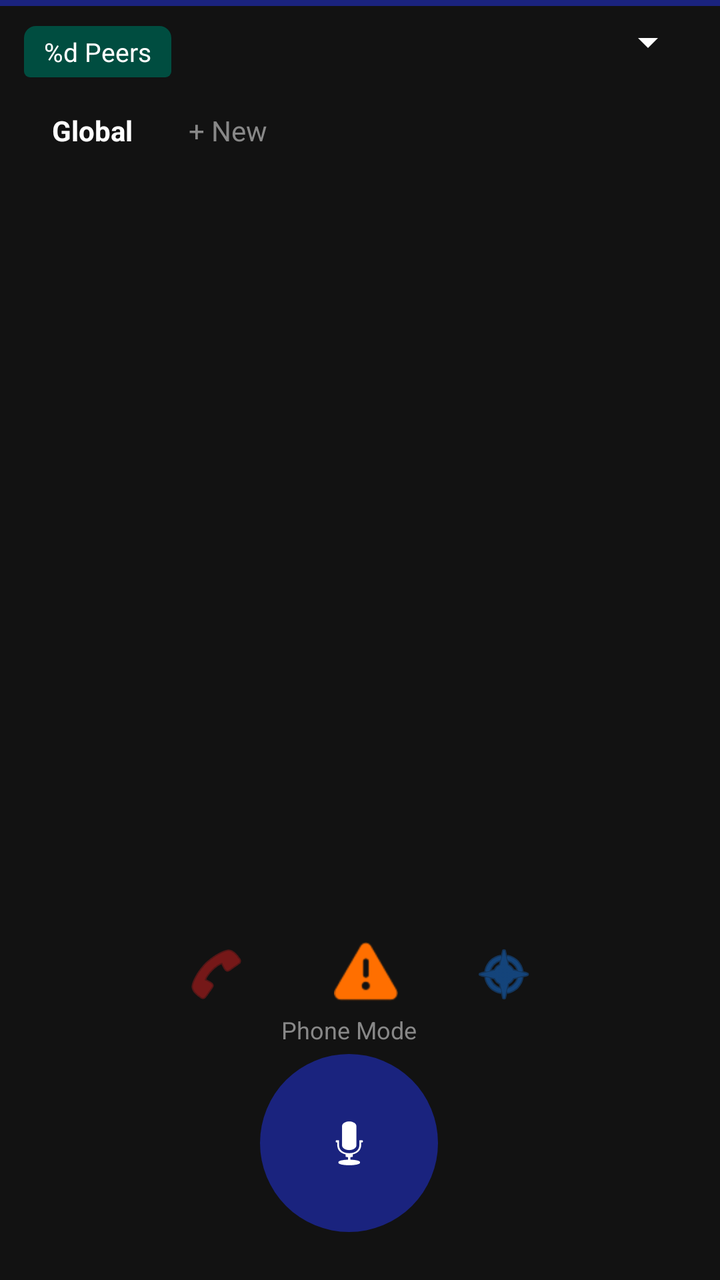
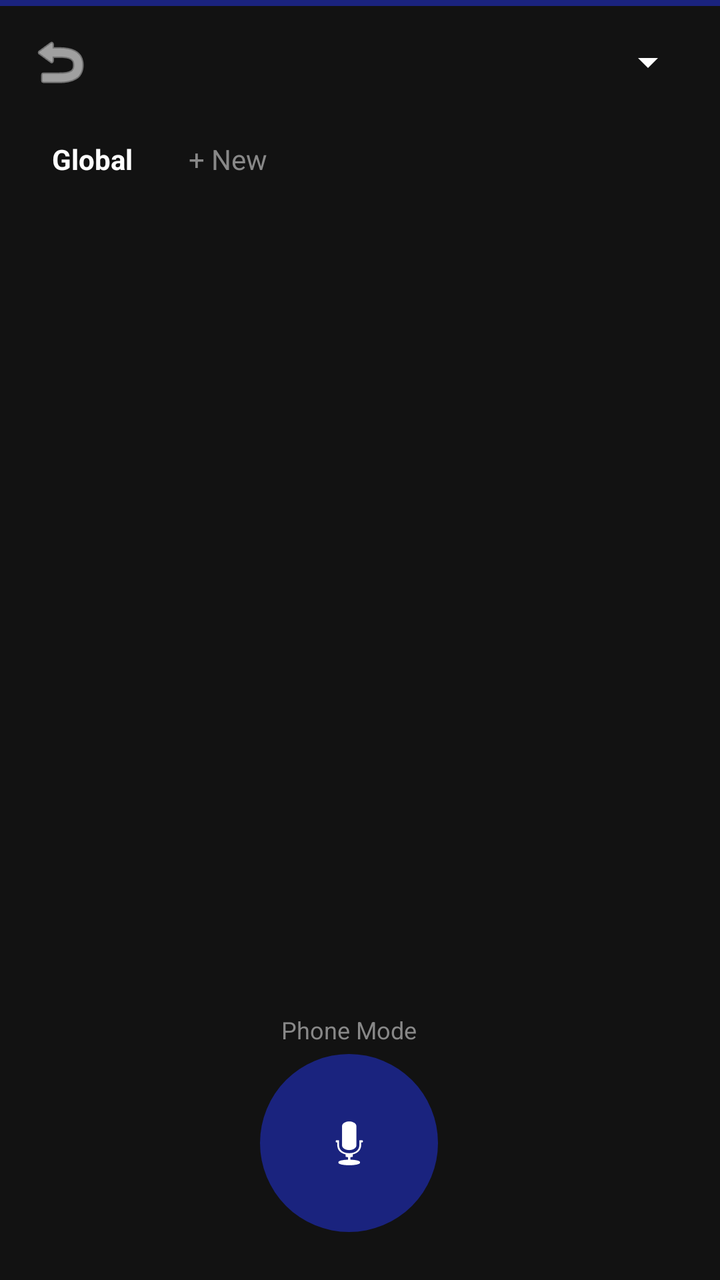

An Android layout rendered at two revisions. The XML below is the earlier revision; the diff shows what the commit changed to produce the second picture.
<!-- AndroidManifest.xml: activity theme Theme.VaaniSetu -->
<!-- res/layout/activity_main.xml -->
<?xml version="1.0" encoding="utf-8"?>
<androidx.constraintlayout.widget.ConstraintLayout
    xmlns:android="http://schemas.android.com/apk/res/android"
    xmlns:app="http://schemas.android.com/apk/res-auto"
    xmlns:tools="http://schemas.android.com/tools"
    android:id="@+id/main"
    android:layout_width="match_parent"
    android:layout_height="match_parent"
    android:background="#121212"
    tools:context=".MainActivity">

    
    <View
        android:id="@+id/modeIndicatorBar"
        android:layout_width="0dp"
        android:layout_height="3dp"
        android:background="#1A237E"
        app:layout_constraintTop_toTopOf="parent"
        app:layout_constraintStart_toStartOf="parent"
        app:layout_constraintEnd_toEndOf="parent" />

    
    <TextView
        android:id="@+id/peerCounterText"
        android:layout_width="wrap_content"
        android:layout_height="wrap_content"
        android:layout_marginStart="12dp"
        android:layout_marginTop="10dp"
        android:background="@drawable/bg_peer_counter_badge"
        android:text="@string/peer_count_format"
        android:textColor="#FFFFFF"
        android:textSize="13sp"
        app:layout_constraintStart_toStartOf="parent"
        app:layout_constraintTop_toBottomOf="@id/modeIndicatorBar" />

    
    <View
        android:id="@+id/speakingIndicator"
        android:layout_width="8dp"
        android:layout_height="8dp"
        android:layout_marginStart="8dp"
        android:background="@drawable/bg_speaking_indicator"
        android:visibility="gone"
        app:layout_constraintStart_toEndOf="@id/peerCounterText"
        app:layout_constraintTop_toTopOf="@id/peerCounterText"
        app:layout_constraintBottom_toBottomOf="@id/peerCounterText" />

    <Spinner
        android:id="@+id/languageDropdown"
        android:layout_width="wrap_content"
        android:layout_height="wrap_content"
        android:layout_marginEnd="12dp"
        android:layout_marginTop="6dp"
        android:backgroundTint="#FFFFFF"
        app:layout_constraintEnd_toEndOf="parent"
        app:layout_constraintTop_toBottomOf="@id/modeIndicatorBar" />

    
    
    <HorizontalScrollView
        android:id="@+id/channelTabsContainer"
        android:layout_width="0dp"
        android:layout_height="wrap_content"
        android:layout_marginTop="8dp"
        android:scrollbars="none"
        app:layout_constraintTop_toBottomOf="@id/peerCounterText"
        app:layout_constraintStart_toStartOf="parent"
        app:layout_constraintEnd_toEndOf="parent">

        <LinearLayout
            android:id="@+id/channelTabsLayout"
            android:layout_width="wrap_content"
            android:layout_height="wrap_content"
            android:orientation="horizontal"
            android:paddingStart="12dp"
            android:paddingEnd="12dp">

            
            <TextView
                android:id="@+id/tabGlobal"
                android:layout_width="wrap_content"
                android:layout_height="wrap_content"
                android:paddingHorizontal="14dp"
                android:paddingVertical="9dp"
                android:text="@string/channel_global"
                android:textColor="#FFFFFF"
                android:textSize="14sp"
                android:textStyle="bold"
                android:background="?attr/selectableItemBackground" />

            
            <TextView
                android:id="@+id/btnAddChannel"
                android:layout_width="wrap_content"
                android:layout_height="wrap_content"
                android:paddingHorizontal="14dp"
                android:paddingVertical="9dp"
                android:text="@string/channel_add_new"
                android:textColor="#888888"
                android:textSize="14sp"
                android:background="?attr/selectableItemBackgroundBorderless" />

        </LinearLayout>
    </HorizontalScrollView>

    
    
    <androidx.recyclerview.widget.RecyclerView
        android:id="@+id/messageRecyclerView"
        android:layout_width="0dp"
        android:layout_height="0dp"
        android:layout_marginTop="7dp"
        android:clipToPadding="false"
        android:paddingBottom="8dp"
        app:layout_constraintTop_toBottomOf="@id/channelTabsContainer"
        app:layout_constraintBottom_toTopOf="@id/emergencyPresetsContainer"
        app:layout_constraintStart_toStartOf="parent"
        app:layout_constraintEnd_toEndOf="parent" />

    
    
    <LinearLayout
        android:id="@+id/emergencyPresetsContainer"
        android:layout_width="wrap_content"
        android:layout_height="wrap_content"
        android:layout_marginBottom="12dp"
        android:orientation="horizontal"
        android:gravity="center"
        app:layout_constraintBottom_toTopOf="@id/pttButtonContainer"
        app:layout_constraintStart_toStartOf="parent"
        app:layout_constraintEnd_toEndOf="parent">

        
        <ImageButton
            android:id="@+id/btnEmergencyMedical"
            android:layout_width="56dp"
            android:layout_height="56dp"
            android:background="?attr/selectableItemBackgroundBorderless"
            android:src="@android:drawable/ic_menu_call"
            android:contentDescription="@string/desc_emergency_medical"
            android:scaleType="centerInside"
            app:tint="#B71C1C" />

        
        <View
            android:layout_width="19dp"
            android:layout_height="1dp" />

        
        <ImageButton
            android:id="@+id/btnEmergencyFire"
            android:layout_width="56dp"
            android:layout_height="56dp"
            android:background="?attr/selectableItemBackgroundBorderless"
            android:src="@android:drawable/ic_dialog_alert"
            android:contentDescription="@string/desc_emergency_fire"
            android:scaleType="centerInside"
            app:tint="#FF6F00" />

        
        <View
            android:layout_width="13dp"
            android:layout_height="1dp" />

        
        <ImageButton
            android:id="@+id/btnEmergencyWater"
            android:layout_width="56dp"
            android:layout_height="56dp"
            android:background="?attr/selectableItemBackgroundBorderless"
            android:src="@android:drawable/ic_menu_compass"
            android:contentDescription="@string/desc_emergency_flood"
            android:scaleType="centerInside"
            app:tint="#1565C0" />

    </LinearLayout>

    
    
    
    <FrameLayout
        android:id="@+id/pttButtonContainer"
        android:layout_width="wrap_content"
        android:layout_height="wrap_content"
        android:layout_marginBottom="24dp"
        android:layout_marginEnd="11dp"
        app:layout_constraintBottom_toBottomOf="parent"
        app:layout_constraintStart_toStartOf="parent"
        app:layout_constraintEnd_toEndOf="parent"
        app:layout_constraintHorizontal_bias="0.5">

        <ImageButton
            android:id="@+id/pttButton"
            android:layout_width="89dp"
            android:layout_height="89dp"
            android:background="@drawable/bg_ptt_button_blue"
            android:src="@android:drawable/ic_btn_speak_now"
            android:scaleType="centerInside"
            android:contentDescription="@string/ptt_button_desc"
            app:tint="#FFFFFF" />

    </FrameLayout>

    
    <TextView
        android:id="@+id/modeToggleLabel"
        android:layout_width="wrap_content"
        android:layout_height="wrap_content"
        android:layout_marginBottom="4dp"
        android:text="@string/mode_phone"
        android:textColor="#888888"
        android:textSize="12sp"
        app:layout_constraintBottom_toTopOf="@id/pttButtonContainer"
        app:layout_constraintStart_toStartOf="@id/pttButtonContainer"
        app:layout_constraintEnd_toEndOf="@id/pttButtonContainer" />

</androidx.constraintlayout.widget.ConstraintLayout>
<!-- resources referenced by this layout -->
<resources>
  <!-- drawable bg_peer_counter_badge (drawable) -->
  <?xml version="1.0" encoding="utf-8"?>
  <shape xmlns:android="http://schemas.android.com/apk/res/android"
      android:shape="rectangle">
      <solid android:color="#004D40" />
      <corners
          android:topLeftRadius="6dp"
          android:topRightRadius="6dp"
          android:bottomLeftRadius="3dp"
          android:bottomRightRadius="3dp" />
      <padding
          android:left="10dp"
          android:top="4dp"
          android:right="10dp"
          android:bottom="4dp" />
  </shape>
  <!-- drawable bg_ptt_button_blue (drawable) -->
  <?xml version="1.0" encoding="utf-8"?>
  <shape xmlns:android="http://schemas.android.com/apk/res/android"
      android:shape="oval">
      <solid android:color="#1A237E" />
      <size android:width="89dp" android:height="89dp" />
  </shape>
  <!-- drawable bg_speaking_indicator (drawable) -->
  <?xml version="1.0" encoding="utf-8"?>
  <shape xmlns:android="http://schemas.android.com/apk/res/android"
      android:shape="oval">
      <solid android:color="#4CAF50" />
      <size android:width="8dp" android:height="8dp" />
  </shape>
  <string name="channel_add_new">+ New</string>
  <string name="channel_global">Global</string>
  <string name="desc_emergency_fire">Fire emergency, need evacuation</string>
  <string name="desc_emergency_flood">Flooding, need rescue</string>
  <string name="desc_emergency_medical">Need medical assistance immediately</string>
  <string name="mode_phone">Phone Mode</string>
  <string name="peer_count_format">%d Peers</string>
  <string name="ptt_button_desc">Push to Talk</string>
  <style name="Theme.VaaniSetu" parent="Base.Theme.VaaniSetu" />
  <style name="Base.Theme.VaaniSetu" parent="Theme.Material3.DayNight.NoActionBar">
          
          
      </style>
</resources>

<!-- the commit's change to res/layout/activity_main.xml (unified diff, before → after) -->
@@ -20,30 +20,18 @@
         app:layout_constraintEnd_toEndOf="parent" />
 
     
-    <TextView
-        android:id="@+id/peerCounterText"
-        android:layout_width="wrap_content"
-        android:layout_height="wrap_content"
-        android:layout_marginStart="12dp"
-        android:layout_marginTop="10dp"
-        android:background="@drawable/bg_peer_counter_badge"
-        android:text="@string/peer_count_format"
-        android:textColor="#FFFFFF"
-        android:textSize="13sp"
+    <ImageButton
+        android:id="@+id/btnBack"
+        android:layout_width="44dp"
+        android:layout_height="44dp"
+        android:layout_marginStart="8dp"
+        android:layout_marginTop="6dp"
+        android:background="?attr/selectableItemBackgroundBorderless"
+        android:src="@android:drawable/ic_menu_revert"
+        android:contentDescription="Back to Home"
+        app:tint="#FFFFFF"
         app:layout_constraintStart_toStartOf="parent"
         app:layout_constraintTop_toBottomOf="@id/modeIndicatorBar" />
-
-    
-    <View
-        android:id="@+id/speakingIndicator"
-        android:layout_width="8dp"
-        android:layout_height="8dp"
-        android:layout_marginStart="8dp"
-        android:background="@drawable/bg_speaking_indicator"
-        android:visibility="gone"
-        app:layout_constraintStart_toEndOf="@id/peerCounterText"
-        app:layout_constraintTop_toTopOf="@id/peerCounterText"
-        app:layout_constraintBottom_toBottomOf="@id/peerCounterText" />
 
     <Spinner
         android:id="@+id/languageDropdown"
@@ -53,7 +41,20 @@
         android:layout_marginTop="6dp"
         android:backgroundTint="#FFFFFF"
         app:layout_constraintEnd_toEndOf="parent"
-        app:layout_constraintTop_toBottomOf="@id/modeIndicatorBar" />
+        app:layout_constraintTop_toBottomOf="@id/modeIndicatorBar"
+        app:layout_constraintBottom_toBottomOf="@id/btnBack" />
+
+    
+    <View
+        android:id="@+id/speakingIndicator"
+        android:layout_width="8dp"
+        android:layout_height="8dp"
+        android:layout_marginEnd="8dp"
+        android:background="@drawable/bg_speaking_indicator"
+        android:visibility="gone"
+        app:layout_constraintEnd_toStartOf="@id/languageDropdown"
+        app:layout_constraintTop_toTopOf="@id/languageDropdown"
+        app:layout_constraintBottom_toBottomOf="@id/languageDropdown" />
 
     
     
@@ -63,7 +64,7 @@
         android:layout_height="wrap_content"
         android:layout_marginTop="8dp"
         android:scrollbars="none"
-        app:layout_constraintTop_toBottomOf="@id/peerCounterText"
+        app:layout_constraintTop_toBottomOf="@id/btnBack"
         app:layout_constraintStart_toStartOf="parent"
         app:layout_constraintEnd_toEndOf="parent">
 
@@ -113,67 +114,9 @@
         android:clipToPadding="false"
         android:paddingBottom="8dp"
         app:layout_constraintTop_toBottomOf="@id/channelTabsContainer"
-        app:layout_constraintBottom_toTopOf="@id/emergencyPresetsContainer"
+        app:layout_constraintBottom_toTopOf="@id/pttButtonContainer"
         app:layout_constraintStart_toStartOf="parent"
         app:layout_constraintEnd_toEndOf="parent" />
-
-    
-    
-    <LinearLayout
-        android:id="@+id/emergencyPresetsContainer"
-        android:layout_width="wrap_content"
-        android:layout_height="wrap_content"
-        android:layout_marginBottom="12dp"
-        android:orientation="horizontal"
-        android:gravity="center"
-        app:layout_constraintBottom_toTopOf="@id/pttButtonContainer"
-        app:layout_constraintStart_toStartOf="parent"
-        app:layout_constraintEnd_toEndOf="parent">
-
-        
-        <ImageButton
-            android:id="@+id/btnEmergencyMedical"
-            android:layout_width="56dp"
-            android:layout_height="56dp"
-            android:background="?attr/selectableItemBackgroundBorderless"
-            android:src="@android:drawable/ic_menu_call"
-            android:contentDescription="@string/desc_emergency_medical"
-            android:scaleType="centerInside"
-            app:tint="#B71C1C" />
-
-        
-        <View
-            android:layout_width="19dp"
-            android:layout_height="1dp" />
-
-        
-        <ImageButton
-            android:id="@+id/btnEmergencyFire"
-            android:layout_width="56dp"
-            android:layout_height="56dp"
-            android:background="?attr/selectableItemBackgroundBorderless"
-            android:src="@android:drawable/ic_dialog_alert"
-            android:contentDescription="@string/desc_emergency_fire"
-            android:scaleType="centerInside"
-            app:tint="#FF6F00" />
-
-        
-        <View
-            android:layout_width="13dp"
-            android:layout_height="1dp" />
-
-        
-        <ImageButton
-            android:id="@+id/btnEmergencyWater"
-            android:layout_width="56dp"
-            android:layout_height="56dp"
-            android:background="?attr/selectableItemBackgroundBorderless"
-            android:src="@android:drawable/ic_menu_compass"
-            android:contentDescription="@string/desc_emergency_flood"
-            android:scaleType="centerInside"
-            app:tint="#1565C0" />
-
-    </LinearLayout>
 
     
     
<!-- resource entries referenced after the edit -->
@@ -1,21 +1,5 @@
 <!-- resources referenced by this layout -->
 <resources>
-  <!-- drawable bg_peer_counter_badge (drawable) -->
-  <?xml version="1.0" encoding="utf-8"?>
-  <shape xmlns:android="http://schemas.android.com/apk/res/android"
-      android:shape="rectangle">
-      <solid android:color="#004D40" />
-      <corners
-          android:topLeftRadius="6dp"
-          android:topRightRadius="6dp"
-          android:bottomLeftRadius="3dp"
-          android:bottomRightRadius="3dp" />
-      <padding
-          android:left="10dp"
-          android:top="4dp"
-          android:right="10dp"
-          android:bottom="4dp" />
-  </shape>
   <!-- drawable bg_ptt_button_blue (drawable) -->
   <?xml version="1.0" encoding="utf-8"?>
   <shape xmlns:android="http://schemas.android.com/apk/res/android"
@@ -32,11 +16,7 @@
   </shape>
   <string name="channel_add_new">+ New</string>
   <string name="channel_global">Global</string>
-  <string name="desc_emergency_fire">Fire emergency, need evacuation</string>
-  <string name="desc_emergency_flood">Flooding, need rescue</string>
-  <string name="desc_emergency_medical">Need medical assistance immediately</string>
   <string name="mode_phone">Phone Mode</string>
-  <string name="peer_count_format">%d Peers</string>
   <string name="ptt_button_desc">Push to Talk</string>
   <style name="Theme.VaaniSetu" parent="Base.Theme.VaaniSetu" />
   <style name="Base.Theme.VaaniSetu" parent="Theme.Material3.DayNight.NoActionBar">
